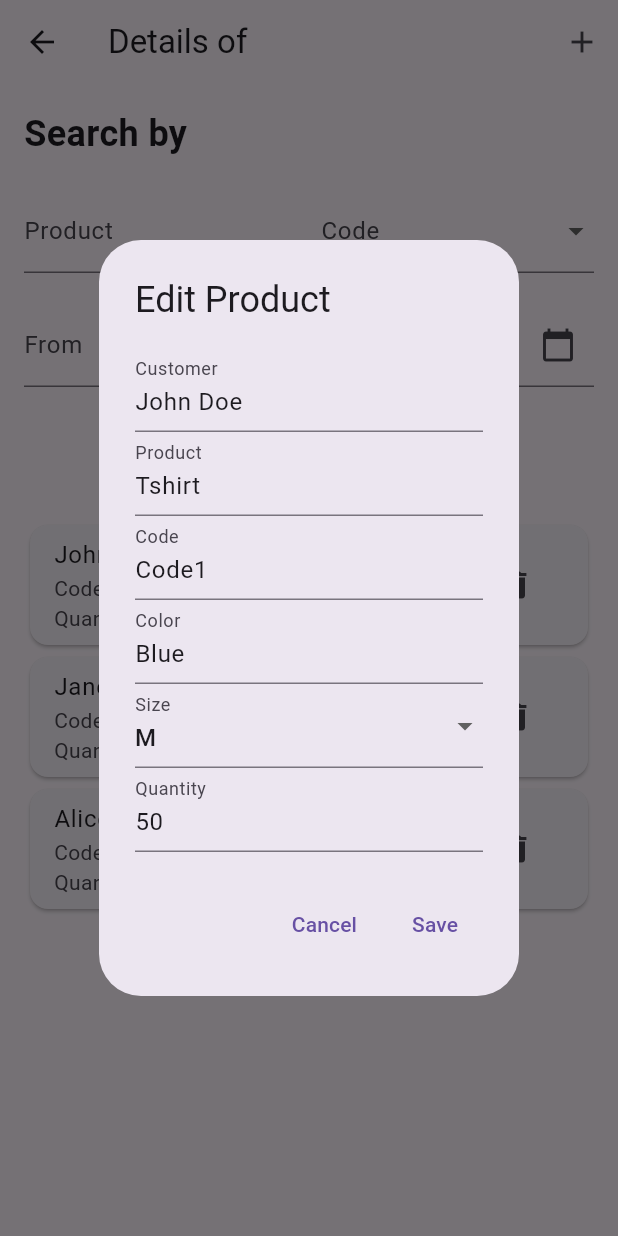
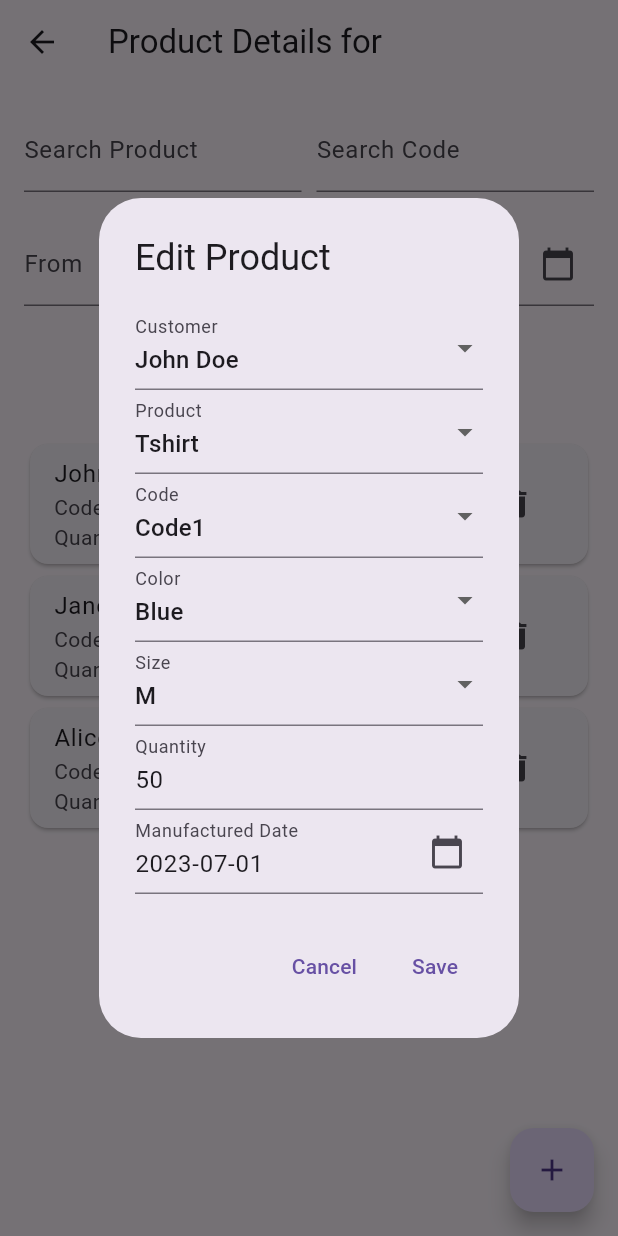
Before and after one commit to BibekNeupanee/Factory, a Flutter app: the DetailPage screen opened directly with empty values, after a tap on the "edit" icon, on a phone screen of 412 x 824 dp. Run offline on Flutter 3.47's test engine with Material 3 defaults, Android fonts, the phone set to English and light mode, and no system bars; our stand-ins replace shared_preferences; accounts and stored records are empty.

Commit message:
made every feild inside edit menu dropdown

```diff
--- a/lib/detail.dart
+++ b/lib/detail.dart
@@ -4,7 +4,7 @@ import 'package:flutter/material.dart';
 import 'dart:math';
 import 'package:intl/intl.dart';
 import 'add_product.dart';
-import 'edit_product.dart'; // Add this import for EditProductDialog
+import 'edit_product.dart'; // Import EditProductDialog
 
 class DetailPage extends StatefulWidget {
   final String name;
@@ -42,114 +42,56 @@ class _DetailPageState extends State<DetailPage> {
       'color': 'Blue',
       'size': 'XL',
       'quantity': '40',
-      'date': '2023-05-20'
+      'date': '2023-06-20'
     },
-    // Add more products as needed
   ];
 
-  List<String> _sizes = [
-    "S/M",
-    "M/L",
-    "L/XL",
-    "S",
-    "M",
-    "L",
-    "XL",
-    "2XL",
-    "3XL",
-    "4XL",
-    "5XL"
-  ];
-
+  TextEditingController _searchProductController = TextEditingController();
+  TextEditingController _searchCodeController = TextEditingController();
   List<Map<String, String>> _searchResults = [];
   DateTime? _startDate;
   DateTime? _endDate;
-  Random _random = Random();
-
-  final TextEditingController _searchProductController =
-  TextEditingController();
-  final TextEditingController _searchCodeController = TextEditingController();
 
   @override
   Widget build(BuildContext context) {
-    final displayedProducts = _searchResults.isNotEmpty ||
-        _startDate != null ||
-        _endDate != null ||
-        _searchProductController.text.isNotEmpty ||
-        _searchCodeController.text.isNotEmpty
-        ? _searchResults
-        : _productDetails;
-
     return Scaffold(
       appBar: AppBar(
-        title: Text('Details of ${widget.name}'),
-        actions: [
-          IconButton(
-            icon: Icon(Icons.add),
-            onPressed: () => _showAddProductDialog(context),
-          ),
-        ],
+        title: Text('Product Details for ${widget.name}'),
       ),
       body: Padding(
         padding: EdgeInsets.all(16.0),
         child: Column(
           crossAxisAlignment: CrossAxisAlignment.start,
           children: [
-            Text(
-              'Search by',
-              style: TextStyle(fontSize: 24, fontWeight: FontWeight.bold),
-            ),
-            SizedBox(height: 20),
             Row(
+              mainAxisAlignment: MainAxisAlignment.spaceBetween,
               children: [
                 Expanded(
-                  child: TextField(
+                  child: TextFormField(
                     controller: _searchProductController,
-                    decoration: InputDecoration(
-                      labelText: 'Product',
-                    ),
+                    decoration: InputDecoration(labelText: 'Search Product'),
                   ),
                 ),
-                SizedBox(width: 16),
+                SizedBox(width: 10),
                 Expanded(
-                  child: DropdownButtonFormField<String>(
-                    value: _searchCodeController.text.isEmpty
-                        ? null
-                        : _searchCodeController.text,
-                    decoration: InputDecoration(
-                      labelText: 'Code',
-                    ),
-                    items: _productDetails.map((product) {
-                      return DropdownMenuItem<String>(
-                        value: product['code'],
-                        child: Text(product['code']!),
-                      );
-                    }).toList(),
-                    onChanged: (String? newValue) {
-                      setState(() {
-                        _searchCodeController.text = newValue!;
-                      });
-                    },
-                    validator: (value) {
-                      if (value == null || value.isEmpty) {
-                        return 'Please select a code';
-                      }
-                      return null;
-                    },
+                  child: TextFormField(
+                    controller: _searchCodeController,
+                    decoration: InputDecoration(labelText: 'Search Code'),
                   ),
                 ),
               ],
             ),
             SizedBox(height: 20),
             Row(
+              mainAxisAlignment: MainAxisAlignment.spaceBetween,
               children: [
                 Expanded(
-                  child: TextField(
+                  child: TextFormField(
                     readOnly: true,
-                    controller: TextEditingController(
-                        text: _startDate == null
-                            ? ''
-                            : DateFormat('yyyy-MM-dd').format(_startDate!)),
+                    controller: _startDate == null
+                        ? TextEditingController(text: '')
+                        : TextEditingController(
+                        text: DateFormat('yyyy-MM-dd').format(_startDate!)),
                     decoration: InputDecoration(
                       labelText: 'From',
                       suffixIcon: IconButton(
@@ -159,14 +101,14 @@ class _DetailPageState extends State<DetailPage> {
                     ),
                   ),
                 ),
-                SizedBox(width: 16),
+                SizedBox(width: 10),
                 Expanded(
-                  child: TextField(
+                  child: TextFormField(
                     readOnly: true,
-                    controller: TextEditingController(
-                        text: _endDate == null
-                            ? ''
-                            : DateFormat('yyyy-MM-dd').format(_endDate!)),
+                    controller: _endDate == null
+                        ? TextEditingController(text: '')
+                        : TextEditingController(
+                        text: DateFormat('yyyy-MM-dd').format(_endDate!)),
                     decoration: InputDecoration(
                       labelText: 'To',
                       suffixIcon: IconButton(
@@ -188,9 +130,13 @@ class _DetailPageState extends State<DetailPage> {
             SizedBox(height: 20),
             Expanded(
               child: ListView.builder(
-                itemCount: displayedProducts.length,
+                itemCount: _searchResults.isEmpty
+                    ? _productDetails.length
+                    : _searchResults.length,
                 itemBuilder: (context, index) {
-                  final product = displayedProducts[index];
+                  final product = _searchResults.isEmpty
+                      ? _productDetails[index]
+                      : _searchResults[index];
                   return Card(
                     child: ListTile(
                       title: Text('${product['customer']} - ${product['product']}'),
@@ -216,6 +162,10 @@ class _DetailPageState extends State<DetailPage> {
           ],
         ),
       ),
+      floatingActionButton: FloatingActionButton(
+        onPressed: () => _showAddProductDialog(context),
+        child: Icon(Icons.add),
+      ),
     );
   }
 
@@ -234,6 +184,7 @@ class _DetailPageState extends State<DetailPage> {
       context: context,
       builder: (context) => EditProductDialog(
         product: product,
+        productDetails: _productDetails,
         editProductCallback: _editProduct,
       ),
     );
--- a/lib/edit_product.dart
+++ b/lib/edit_product.dart
@@ -5,10 +5,12 @@ import 'package:intl/intl.dart';
 
 class EditProductDialog extends StatefulWidget {
   final Map<String, String> product;
+  final List<Map<String, String>> productDetails;
   final Function(Map<String, String>) editProductCallback;
 
   EditProductDialog({
     required this.product,
+    required this.productDetails,
     required this.editProductCallback,
   });
 
@@ -17,15 +19,20 @@ class EditProductDialog extends StatefulWidget {
 }
 
 class _EditProductDialogState extends State<EditProductDialog> {
+  final _editFormKey = GlobalKey<FormState>();
+
   final _editCustomerController = TextEditingController();
   final _editProductController = TextEditingController();
   final _editCodeController = TextEditingController();
   final _editColorController = TextEditingController();
   final _editSizeController = TextEditingController();
   final _editQuantityController = TextEditingController();
+  final _editDateController = TextEditingController();
 
-  final GlobalKey<FormState> _editFormKey = GlobalKey<FormState>();
-
+  List<String> _customers = [];
+  List<String> _products = [];
+  List<String> _codes = [];
+  List<String> _colors = [];
   List<String> _sizes = [
     "S/M",
     "M/L",
@@ -43,7 +50,27 @@ class _EditProductDialogState extends State<EditProductDialog> {
   @override
   void initState() {
     super.initState();
+    _populateDropdownData();
     _populateFields();
+  }
+
+  void _populateDropdownData() {
+    _customers = widget.productDetails
+        .map((product) => product['customer']!)
+        .toSet()
+        .toList();
+    _products = widget.productDetails
+        .map((product) => product['product']!)
+        .toSet()
+        .toList();
+    _codes = widget.productDetails
+        .map((product) => product['code']!)
+        .toSet()
+        .toList();
+    _colors = widget.productDetails
+        .map((product) => product['color']!)
+        .toSet()
+        .toList();
   }
 
   void _populateFields() {
@@ -53,6 +80,7 @@ class _EditProductDialogState extends State<EditProductDialog> {
     _editColorController.text = widget.product['color']!;
     _editSizeController.text = widget.product['size']!;
     _editQuantityController.text = widget.product['quantity']!;
+    _editDateController.text = widget.product['date']!;
   }
 
   @override
@@ -65,42 +93,94 @@ class _EditProductDialogState extends State<EditProductDialog> {
           child: Column(
             mainAxisSize: MainAxisSize.min,
             children: [
-              TextFormField(
-                controller: _editCustomerController,
-                decoration: InputDecoration(labelText: 'Customer'),
+              DropdownButtonFormField<String>(
+                value: _editCustomerController.text,
+                decoration: InputDecoration(
+                  labelText: 'Customer',
+                ),
+                items: _customers.map((customer) {
+                  return DropdownMenuItem<String>(
+                    value: customer,
+                    child: Text(customer),
+                  );
+                }).toList(),
+                onChanged: (String? newValue) {
+                  setState(() {
+                    _editCustomerController.text = newValue!;
+                  });
+                },
                 validator: (value) {
                   if (value == null || value.isEmpty) {
-                    return 'Please enter customer name';
+                    return 'Please select a customer';
                   }
                   return null;
                 },
               ),
-              TextFormField(
-                controller: _editProductController,
-                decoration: InputDecoration(labelText: 'Product'),
+              DropdownButtonFormField<String>(
+                value: _editProductController.text,
+                decoration: InputDecoration(
+                  labelText: 'Product',
+                ),
+                items: _products.map((product) {
+                  return DropdownMenuItem<String>(
+                    value: product,
+                    child: Text(product),
+                  );
+                }).toList(),
+                onChanged: (String? newValue) {
+                  setState(() {
+                    _editProductController.text = newValue!;
+                  });
+                },
                 validator: (value) {
                   if (value == null || value.isEmpty) {
-                    return 'Please enter product name';
+                    return 'Please select a product';
                   }
                   return null;
                 },
               ),
-              TextFormField(
-                controller: _editCodeController,
-                decoration: InputDecoration(labelText: 'Code'),
+              DropdownButtonFormField<String>(
+                value: _editCodeController.text,
+                decoration: InputDecoration(
+                  labelText: 'Code',
+                ),
+                items: _codes.map((code) {
+                  return DropdownMenuItem<String>(
+                    value: code,
+                    child: Text(code),
+                  );
+                }).toList(),
+                onChanged: (String? newValue) {
+                  setState(() {
+                    _editCodeController.text = newValue!;
+                  });
+                },
                 validator: (value) {
                   if (value == null || value.isEmpty) {
-                    return 'Please enter product code';
+                    return 'Please select a code';
                   }
                   return null;
                 },
               ),
-              TextFormField(
-                controller: _editColorController,
-                decoration: InputDecoration(labelText: 'Color'),
+              DropdownButtonFormField<String>(
+                value: _editColorController.text,
+                decoration: InputDecoration(
+                  labelText: 'Color',
+                ),
+                items: _colors.map((color) {
+                  return DropdownMenuItem<String>(
+                    value: color,
+                    child: Text(color),
+                  );
+                }).toList(),
+                onChanged: (String? newValue) {
+                  setState(() {
+                    _editColorController.text = newValue!;
+                  });
+                },
                 validator: (value) {
                   if (value == null || value.isEmpty) {
-                    return 'Please enter product color';
+                    return 'Please select a color';
                   }
                   return null;
                 },
@@ -134,7 +214,24 @@ class _EditProductDialogState extends State<EditProductDialog> {
                 keyboardType: TextInputType.number,
                 validator: (value) {
                   if (value == null || value.isEmpty) {
-                    return 'Please enter product quantity';
+                    return 'Please enter quantity';
+                  }
+                  return null;
+                },
+              ),
+              TextFormField(
+                controller: _editDateController,
+                readOnly: true,
+                decoration: InputDecoration(
+                  labelText: 'Manufactured Date',
+                  suffixIcon: IconButton(
+                    icon: Icon(Icons.calendar_today),
+                    onPressed: _selectDate,
+                  ),
+                ),
+                validator: (value) {
+                  if (value == null || value.isEmpty) {
+                    return 'Please select a date';
                   }
                   return null;
                 },
@@ -161,6 +258,7 @@ class _EditProductDialogState extends State<EditProductDialog> {
                 'color': _editColorController.text,
                 'size': _editSizeController.text,
                 'quantity': _editQuantityController.text,
+                'date': _editDateController.text,
               });
               Navigator.of(context).pop();
             }
@@ -169,4 +267,18 @@ class _EditProductDialogState extends State<EditProductDialog> {
       ],
     );
   }
+
+  Future<void> _selectDate() async {
+    final DateTime? picked = await showDatePicker(
+      context: context,
+      initialDate: DateTime.now(),
+      firstDate: DateTime(2000),
+      lastDate: DateTime(2101),
+    );
+    if (picked != null) {
+      setState(() {
+        _editDateController.text = DateFormat('yyyy-MM-dd').format(picked);
+      });
+    }
+  }
 }
```
